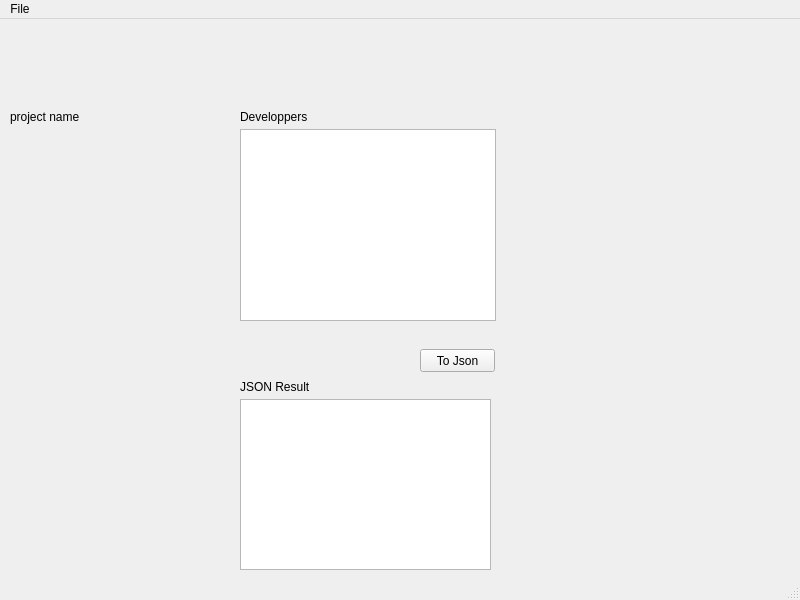
This is mainwindow.ui in machidoine/benalexqt as Qt 5 draws it before an edit. The edited form follows.
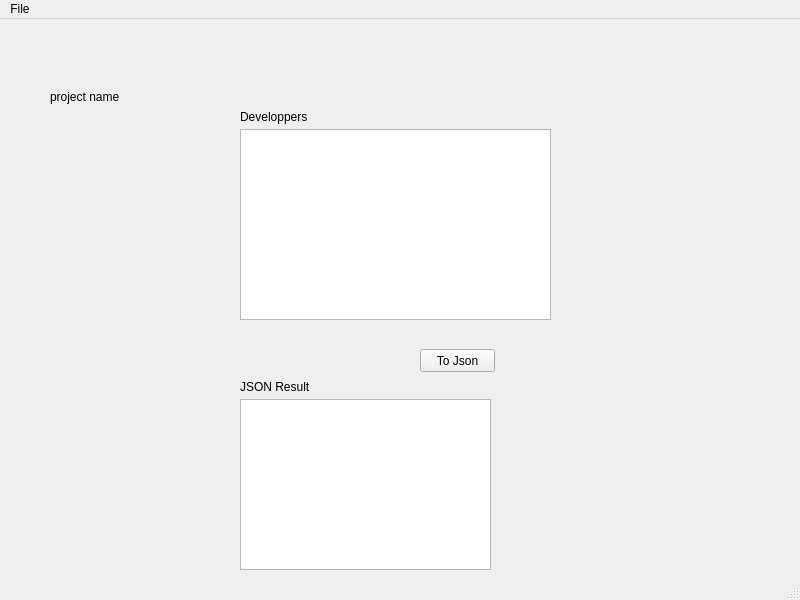
This is the edited form.

```diff
--- a/mainwindow.ui
+++ b/mainwindow.ui
@@ -32,8 +32,8 @@
      <rect>
       <x>240</x>
       <y>110</y>
-      <width>256</width>
-      <height>192</height>
+      <width>311</width>
+      <height>191</height>
      </rect>
     </property>
    </widget>
@@ -53,8 +53,8 @@
    <widget class="QLabel" name="label_2">
     <property name="geometry">
      <rect>
-      <x>10</x>
-      <y>90</y>
+      <x>50</x>
+      <y>70</y>
       <width>71</width>
       <height>16</height>
      </rect>
```
